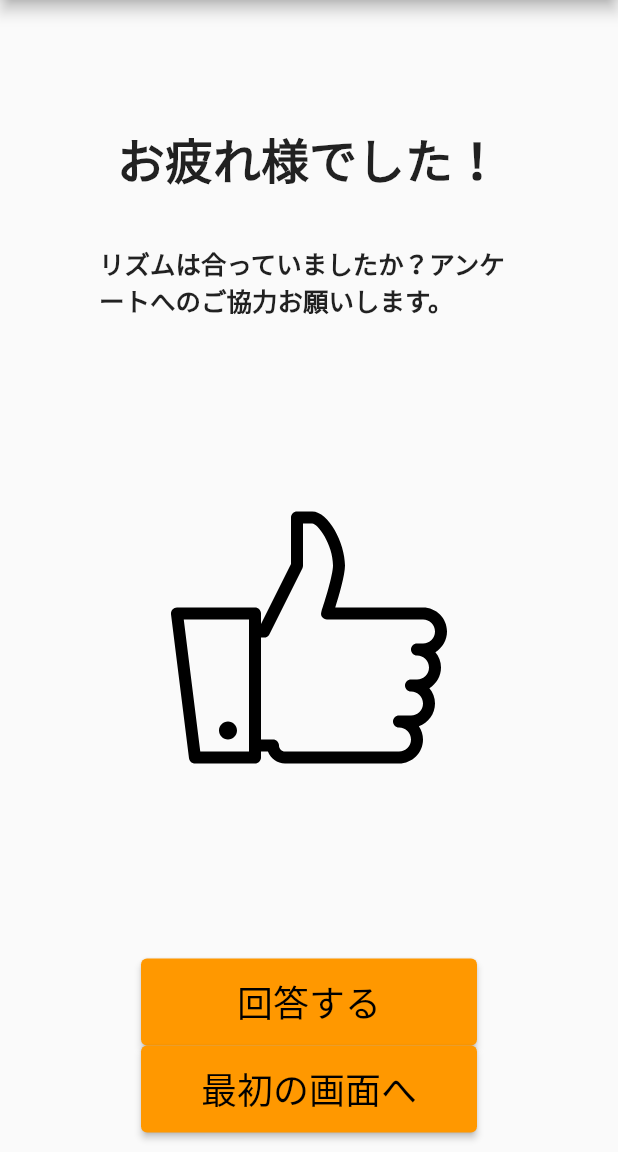
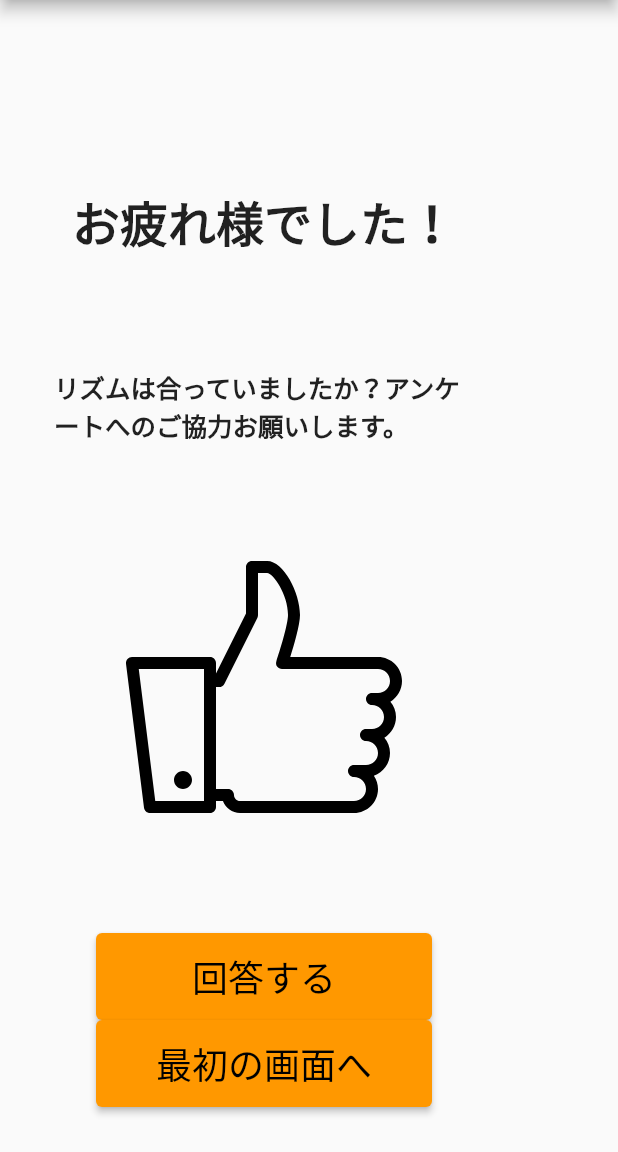
Before and after one commit to beatim-inc/beatim5, a Flutter app: the FinishRunPage screen opened directly, on a phone screen of 412 x 824 dp, the part 84-1236 px from its top. Run offline on Flutter 3.47's test engine with Material 2 defaults, Android fonts, the phone set to English and light mode, and no system bars; our stand-ins replace carousel_slider, cloud_firestore, firebase_core, firebase_storage, flutter_svg, geolocator and 3 more; accounts and stored records are empty.

Commit message:
レイアウト修正

```diff
--- a/lib/screens/finish_run_page.dart
+++ b/lib/screens/finish_run_page.dart
@@ -7,16 +7,69 @@
 
 import '../functions/get_or_generate_user_id.dart';
 
-class FinishRunPage extends BaseLayout {
-  @override
-  String get title => 'お疲れ様でした！';
-
-  String get explanation => 'リズムは合っていましたか？アンケートへのご協力お願いします。';
+class FinishRunPage extends StatelessWidget {
+  const FinishRunPage({Key? key}) : super(key: key);
 
   @override
-  Widget mainContent(BuildContext context) {
-    return Center(
-      child: Padding(
+  Widget build(BuildContext context) {
+    return Scaffold(
+      appBar: AppBar(
+        automaticallyImplyLeading: false,
+        leading: IconButton(
+          icon: SvgPicture.asset(
+            'images/home.svg',
+            semanticsLabel: 'Go to Top page',
+            width: 20,
+            height: 20,
+          ),
+          onPressed: () {
+            Navigator.push(
+              context,
+              MaterialPageRoute(builder: (context) => WelcomePage()),
+            );
+          },
+        ),
+      ),
+      body: Column(
+        crossAxisAlignment: CrossAxisAlignment.center,
+        children: [
+          const SizedBox(
+            height: 50,
+          ),
+          const Padding(
+            padding: EdgeInsets.only(top: 30),
+            child: SizedBox(
+              width: 352,
+              // explanation SizedBox の Width が 83　なので 52, 135
+              height: 135,
+              child: Center(
+                child: Text(
+                  'お疲れ様でした！',
+                  style: TextStyle(
+                    fontSize: 32,
+                    fontWeight: FontWeight.bold,
+                  ),
+                ),
+              ),
+            ),
+          ),
+          const Padding(
+            padding: EdgeInsets.only(top: 14),
+            child:SizedBox(
+              width: 280,
+              height: 83,
+              child: Center(
+                child: Text(
+                  'リズムは合っていましたか？アンケートへのご協力お願いします。',
+                  style: TextStyle(
+                    fontSize: 17,
+                    fontWeight: FontWeight.bold,
+                  ),
+                ),
+              ),
+            )
+          ),
+          SizedBox(height: 300, child:Padding(
             padding: const EdgeInsets.all(40.0),
             child: SvgPicture.asset(
               'images/thumbs-up.svg',
@@ -24,13 +77,10 @@
               width: 200,
               height: 200,
             ),
-      ),
-    );
-  }
-
-  @override
-  Widget buttomContent(BuildContext context) {
-    return Column(
+          ),),
+          Padding(
+            padding: const EdgeInsets.only(top: 10.0),
+            child:Column(
               children: [
                 PageTransitionButton(
                   '回答する',
@@ -52,6 +102,10 @@
                   },
                 ),
               ],
-    );
+            ),
+          )
+        ],
+      ),
+    );;
   }
 }
```
Lines whose indentation alone changed are shown as unchanged.
